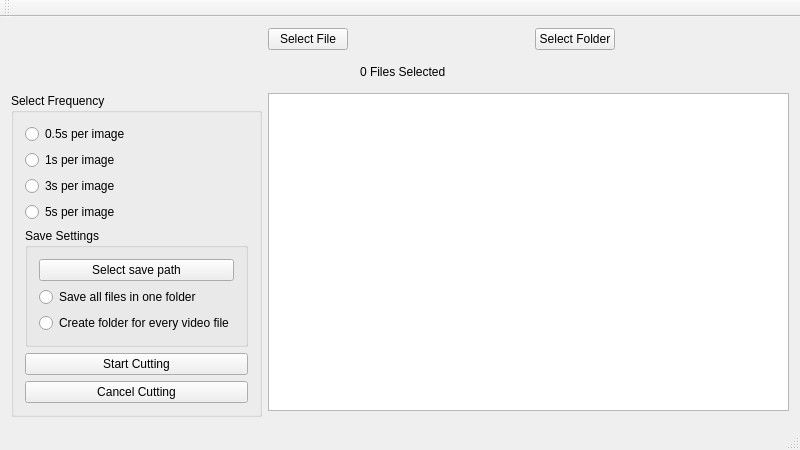
Above: Qt/VideoCut/mainwindow.ui from generalized-intelligence/Tegu-VideoCutter before the change. Below: the same form after it.
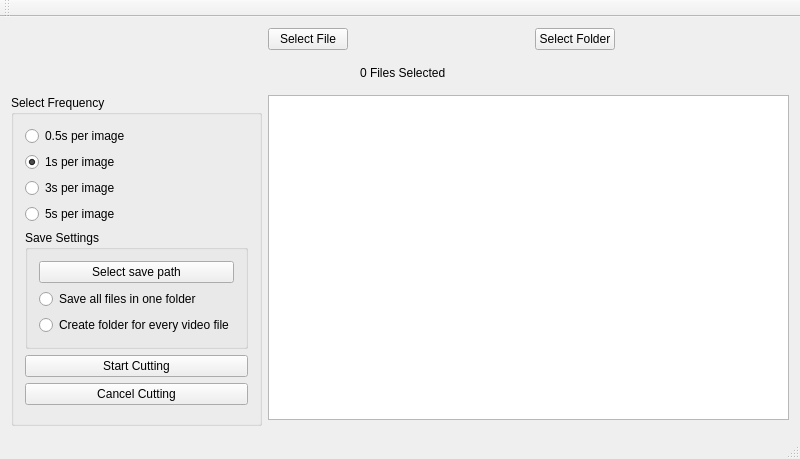
That is the form after the change.

```diff
--- a/Qt/VideoCut/mainwindow.ui
+++ b/Qt/VideoCut/mainwindow.ui
@@ -7,7 +7,7 @@
     <x>0</x>
     <y>0</y>
     <width>800</width>
-    <height>450</height>
+    <height>459</height>
    </rect>
   </property>
   <property name="windowTitle">
@@ -35,6 +35,9 @@
            <property name="text">
             <string>1s per image</string>
            </property>
+           <property name="checked">
+            <bool>true</bool>
+           </property>
           </widget>
          </item>
          <item>
```
Left out of the diff: 2 changed lines with no effect on the pictures.
